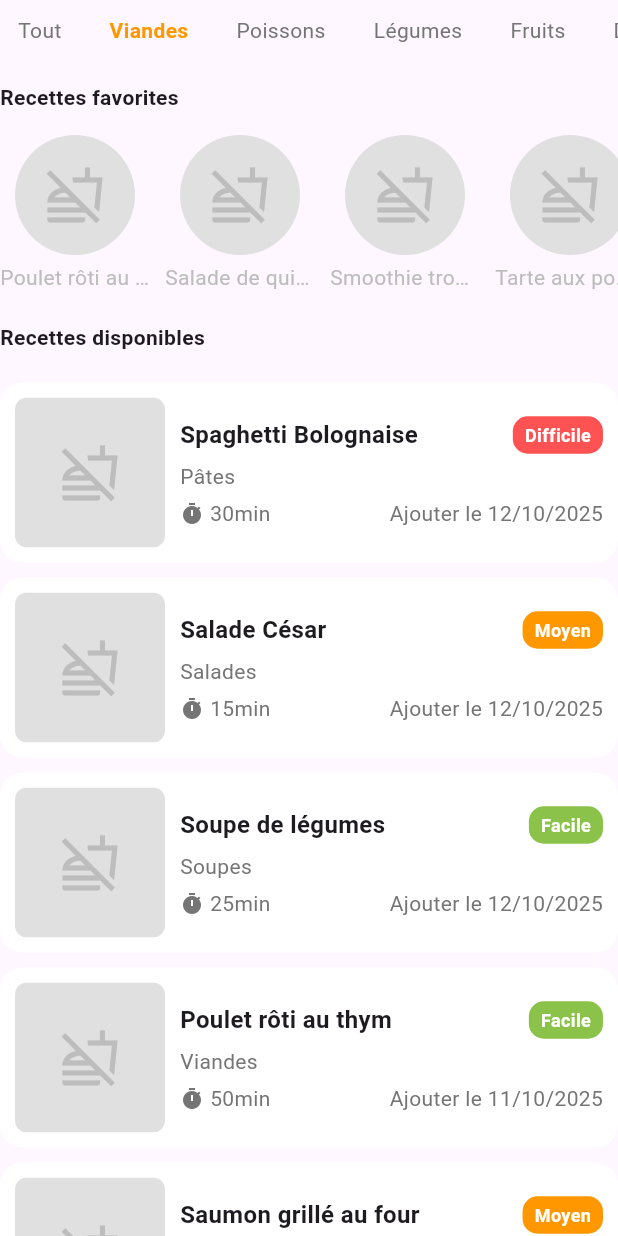
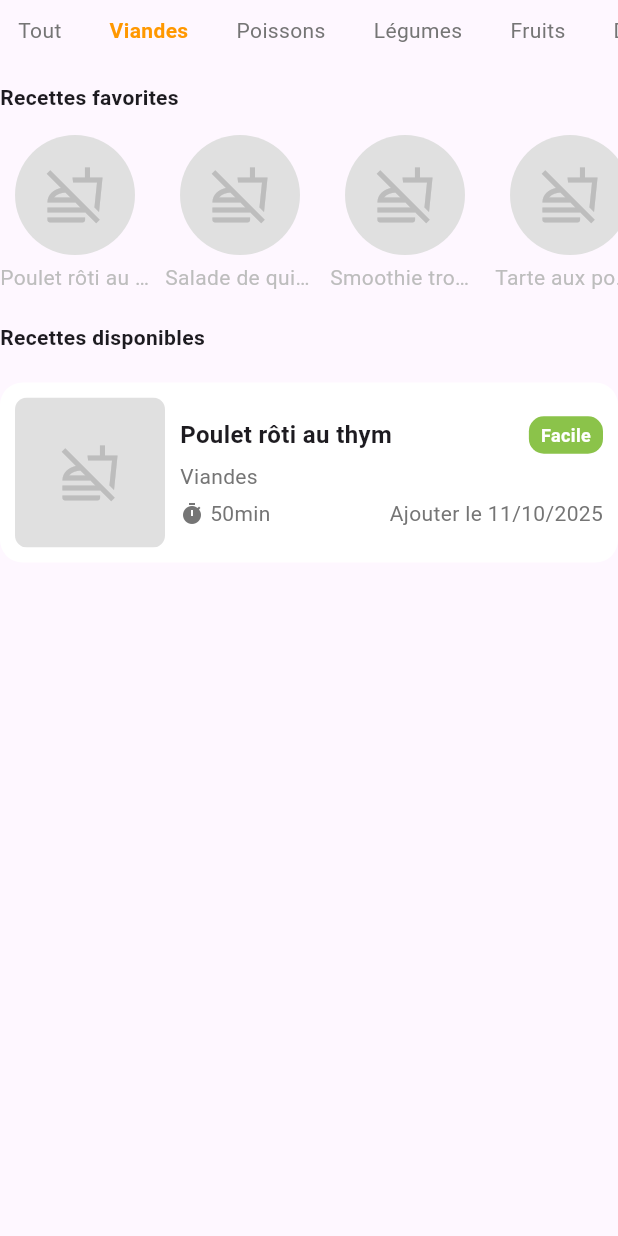
Before and after one commit to BenjiLeLoustik/PetitChef, a Flutter app: the Home widget shown alone on an empty page, opened directly, after a tap on "Viandes", on a phone screen of 412 x 824 dp. Run offline on Flutter 3.47's test engine with Material 3 defaults, Android fonts, the phone set to English and light mode, and no system bars.

Commit message:
Add catégory filter to display only recipes matching the selected category in Home view

```diff
--- a/lib/screens/views/home.dart
+++ b/lib/screens/views/home.dart
@@ -147,6 +147,12 @@ class _HomeState extends State<Home> {
 
   @override
   Widget build(BuildContext context) {
+    final List<Map<String, String>> filteredRecipes = activeCategory == 'Tout'
+        ? recipes
+        : recipes
+              .where((recipe) => recipe['category'] == activeCategory)
+              .toList();
+
     return Column(
       children: [
         Container(
@@ -210,7 +216,8 @@ class _HomeState extends State<Home> {
           ),
         ),
         Column(
-          children: recipes.map((recipe) {
+          children: filteredRecipes.isNotEmpty
+              ? filteredRecipes.map((recipe) {
                   return RecipeCard(
                     id: recipe['id']!,
                     name: recipe['name']!,
@@ -220,7 +227,16 @@ class _HomeState extends State<Home> {
                     time: recipe['time']!,
                     date: recipe['date']!,
                   );
-          }).toList(),
+                }).toList()
+              : [
+                  Padding(
+                    padding: const EdgeInsets.all(20),
+                    child: Text(
+                      "Aucune recette trouvée pour cette catégorie.",
+                      style: TextStyle(fontSize: 16, color: Colors.grey[600]),
+                    ),
+                  ),
+                ],
         ),
       ],
     );
```
Lines whose indentation alone changed are shown as unchanged.
